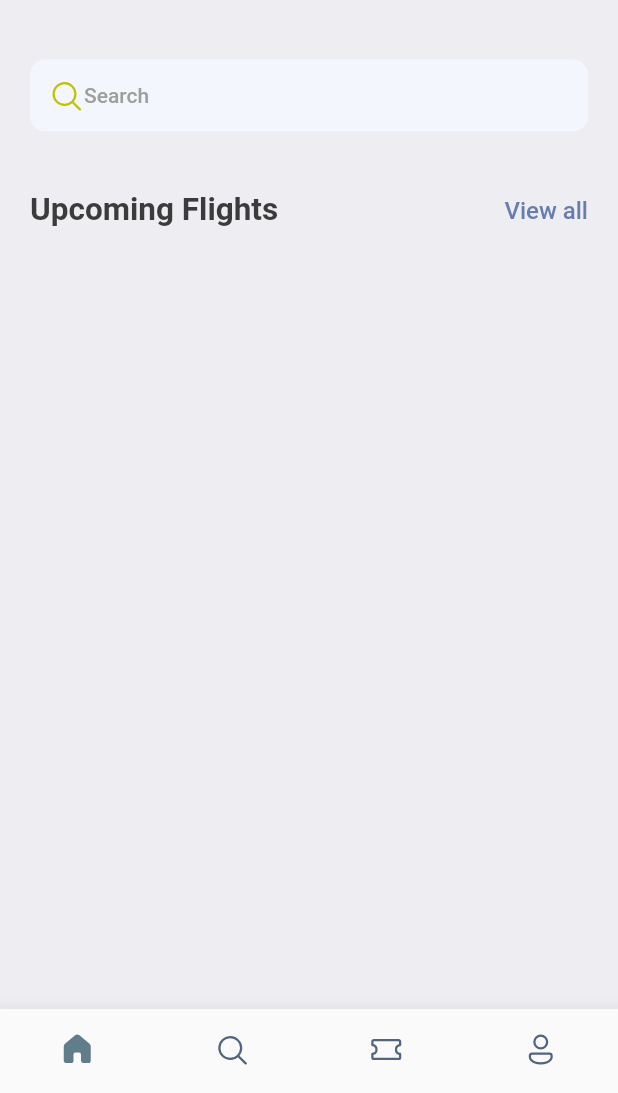
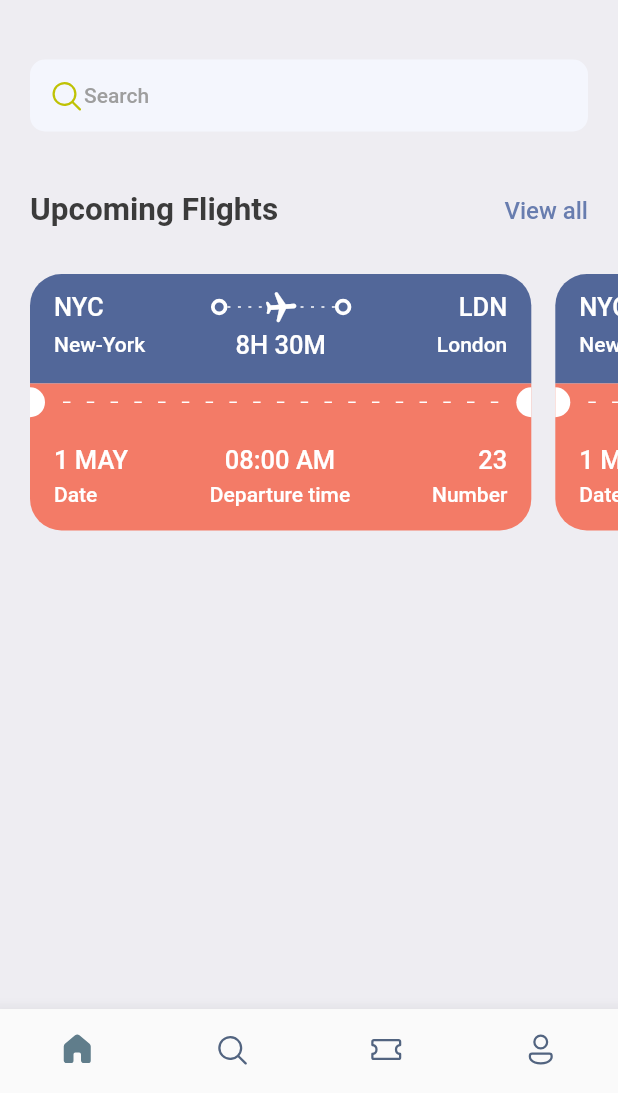
Before and after one commit to Den-JavaAndroid/TicketBookingApp, a Flutter app: the screen it shows after launch, on a phone screen of 412 x 824 dp, the part 143-1236 px from its top. Run offline on Flutter 3.47's test engine with Material 2 defaults, Android fonts, the phone set to English and light mode, and no system bars; our stand-ins replace fluentui_icons, gap.

Commit message:
add scrollabel ticket list in homeScreen

```diff
--- a/lib/screens/home_screen.dart
+++ b/lib/screens/home_screen.dart
@@ -1,6 +1,7 @@
 import 'package:fluentui_icons/fluentui_icons.dart';
 import 'package:flutter/material.dart';
 import 'package:gap/gap.dart';
+import 'package:ticket_booking/screens/ticket_view.dart';
 
 import '../utils/app_styles.dart';
 
@@ -61,7 +62,7 @@ class HomeScreen extends StatelessWidget {
                   children: [
                     Text("Upcoming Flights", style: Styles.headLineStyle2),
                     InkWell(
-                      onTap: (){
+                      onTap: () {
                         print("You are tapped");
                       },
                       child: Text("View all",
@@ -69,11 +70,16 @@ class HomeScreen extends StatelessWidget {
                               .copyWith(color: Styles.primaryColor)),
                     )
                   ],
-                )
+                ),
+                const Gap(15),
               ],
             ),
           ),
-
+          const Gap(15),
+          SingleChildScrollView(
+              scrollDirection: Axis.horizontal,
+              padding: const EdgeInsets.only(left: 20),
+              child: Row(children: [TicketView(), TicketView()]))
         ],
       ),
     );
--- /dev/null
+++ b/lib/screens/ticket_view.dart
@@ -0,0 +1,213 @@
+import 'package:flutter/cupertino.dart';
+import 'package:flutter/material.dart';
+import 'package:gap/gap.dart';
+import 'package:ticket_booking/utils/app_layout.dart';
+import 'package:ticket_booking/widgets/thick_container.dart';
+
+import '../utils/app_styles.dart';
+
+class TicketView extends StatelessWidget {
+  const TicketView({Key? key}) : super(key: key);
+
+  @override
+  Widget build(BuildContext context) {
+    final size = AppLayout.getSize(context);
+    return SizedBox(
+      width: size.width*0.85,
+      height: 200,
+      child: Container(
+        margin: const EdgeInsets.only(right: 16),
+        child: Column(
+          children: [
+            /*
+            showing the blue part of the card/ticket
+             */
+            Container(
+              decoration: const BoxDecoration(
+                  color: Color(0xFF526799),
+                  borderRadius: BorderRadius.only(
+                      topLeft: Radius.circular(21),
+                      topRight: Radius.circular(21))),
+              padding: const EdgeInsets.only(left: 16, top: 10, right: 16, bottom: 16),
+              child: Column(
+                children: [
+                  Row(
+                    children: [
+                      Text(
+                        "NYC",
+                        style:
+                            Styles.headLineStyle3.copyWith(color: Colors.white),
+                      ),
+                      Expanded(child: Container()),
+                      const ThickContainer(),
+                      Expanded(
+                          child: Stack(
+                        children: [
+                          SizedBox(
+                            height: 24,
+                            child: LayoutBuilder(
+                              builder: (BuildContext context,
+                                  BoxConstraints constraints) {
+                                return Flex(
+                                  direction: Axis.horizontal,
+                                  mainAxisAlignment:
+                                      MainAxisAlignment.spaceBetween,
+                                  mainAxisSize: MainAxisSize.max,
+                                  children: List.generate(
+                                      (constraints.constrainWidth() / 6)
+                                          .floor(),
+                                      (index) => const SizedBox(
+                                            width: 2,
+                                            height: 1,
+                                            child: DecoratedBox(
+                                              decoration: BoxDecoration(
+                                                  color: Colors.white),
+                                            ),
+                                          )),
+                                );
+                              },
+                            ),
+                          ),
+                          Center(
+                            child: Transform.rotate(
+                              angle: 1.5,
+                              child: const Icon(
+                                Icons.local_airport_rounded,
+                                color: Colors.white,
+                              ),
+                            ),
+                          )
+                        ],
+                      )),
+                      const ThickContainer(),
+                      Expanded(child: Container()),
+                      Text(
+                        "LDN",
+                        style:
+                            Styles.headLineStyle3.copyWith(color: Colors.white),
+                      ),
+                    ],
+                  ),
+                  const Gap(3),
+                  Row(
+                    mainAxisAlignment: MainAxisAlignment.spaceBetween,
+                    children: [
+                    SizedBox(
+                      width: 100, child: Text('New-York', style:  Styles.headLineStyle4.copyWith(color: Colors.white),),
+                    ),
+                    Text("8H 30M", style: Styles.headLineStyle3.copyWith(color: Colors.white),),
+                    SizedBox(
+                      width: 100, child: Text('London', textAlign: TextAlign.end, style:  Styles.headLineStyle4.copyWith(color: Colors.white),),
+                    ),
+                  ],)
+                ],
+              ),
+            ),
+            /*
+            showing the orange part of the card/ticket
+             */
+            Container(
+              color: Styles.orangeColor,
+              child: Row(
+                children:  [
+                  SizedBox(
+                    height: 20,
+                    width: 10,
+                    child: DecoratedBox(
+                      decoration: BoxDecoration(
+                        color: Colors.white,
+                        borderRadius: BorderRadius.only(
+                            topRight: Radius.circular(10),
+                            bottomRight: Radius.circular(10),
+                        )
+                      ),
+                    ),
+                  ),
+                  Expanded(child: Padding(
+                    padding: const EdgeInsets.all(12.0),
+                    child: LayoutBuilder(
+                      builder: (BuildContext context , BoxConstraints constraints ) {
+                        return Flex(
+                          direction: Axis.horizontal,
+                          mainAxisAlignment: MainAxisAlignment.spaceBetween,
+                          mainAxisSize: MainAxisSize.max,
+                          children: List.generate((constraints.constrainWidth()/15).floor(), (index) => const SizedBox(
+                            width: 5,
+                            height: 1,
+                            child: DecoratedBox(
+                              decoration: BoxDecoration(
+                                color: Colors.white,
+                              ),
+                            ),
+                          )),
+                        );
+                      },
+                    ),
+                  )),
+                  SizedBox(
+                    height: 20,
+                    width: 10,
+                    child: DecoratedBox(
+                      decoration: BoxDecoration(
+                          color: Colors.white,
+                          borderRadius: BorderRadius.only(
+                            topLeft: Radius.circular(10),
+                            bottomLeft: Radius.circular(10),
+                          )
+                      ),
+                    ),
+                  )
+
+                ],
+              ),
+            ),
+            /*
+            showing the orange part of the card/ticket
+             */
+            Container(
+              decoration:  BoxDecoration(
+                  color: Styles.orangeColor,
+                  borderRadius: const BorderRadius.only(
+                      bottomLeft: Radius.circular(21),
+                      bottomRight: Radius.circular(21))),
+              padding: const EdgeInsets.all(16),
+              child: Column(
+                children: [
+                  Row(
+                    mainAxisAlignment: MainAxisAlignment.spaceBetween,
+                    children: [
+                      Column(
+                        crossAxisAlignment: CrossAxisAlignment.start,
+                        children: [
+                          Text("1 MAY", style: Styles.headLineStyle3.copyWith(color: Colors.white)),
+                          const Gap(5),
+                          Text("Date", style: Styles.headLineStyle4.copyWith(color: Colors.white)),
+                        ],
+                      ),
+                      Column(
+                        crossAxisAlignment: CrossAxisAlignment.center,
+                        children: [
+                          Text("08:00 AM", style: Styles.headLineStyle3.copyWith(color: Colors.white)),
+                          const Gap(5),
+                          Text("Departure time", style: Styles.headLineStyle4.copyWith(color: Colors.white)),
+                        ],
+                      ),
+                      Column(
+                        crossAxisAlignment: CrossAxisAlignment.end,
+                        children: [
+                          Text("23", style: Styles.headLineStyle3.copyWith(color: Colors.white)),
+                          const Gap(5),
+                          Text("Number", style: Styles.headLineStyle4.copyWith(color: Colors.white)),
+                        ],
+                      ),
+                    ],
+                  )
+                ],
+              ),
+            )
+          ],
+        ),
+      ),
+    );
+  }
+}
--- /dev/null
+++ b/lib/utils/app_layout.dart
@@ -0,0 +1,7 @@
+import 'package:flutter/cupertino.dart';
+
+class AppLayout{
+  static getSize(BuildContext context){
+    return MediaQuery.of(context).size;
+  }
+}
--- a/lib/utils/app_styles.dart
+++ b/lib/utils/app_styles.dart
@@ -6,7 +6,7 @@ class Styles {
   static Color primaryColor = primary;
   static Color textColor = const Color(0xFF3b3b3b);
   static Color bgColor = const Color(0xFFeeedf2);
-  static Color orangeColor = const Color(0xFF526799);
+  static Color orangeColor = const Color(0xFFF37B67);
   static TextStyle textStyle =
       TextStyle(fontSize: 16, color: textColor, fontWeight: FontWeight.w500);
   static TextStyle headLineStyle =
--- /dev/null
+++ b/lib/widgets/thick_container.dart
@@ -0,0 +1,17 @@
+import 'package:flutter/cupertino.dart';
+import 'package:flutter/material.dart';
+
+class ThickContainer extends StatelessWidget {
+  const ThickContainer({Key? key}) : super(key: key);
+
+  @override
+  Widget build(BuildContext context) {
+    return Container(
+      padding: const EdgeInsets.all(3.0),
+      decoration: BoxDecoration(
+        borderRadius: BorderRadius.circular(20),
+        border: Border.all(width: 2.5,color: Colors.white)
+      ),
+    );
+  }
+}
```
